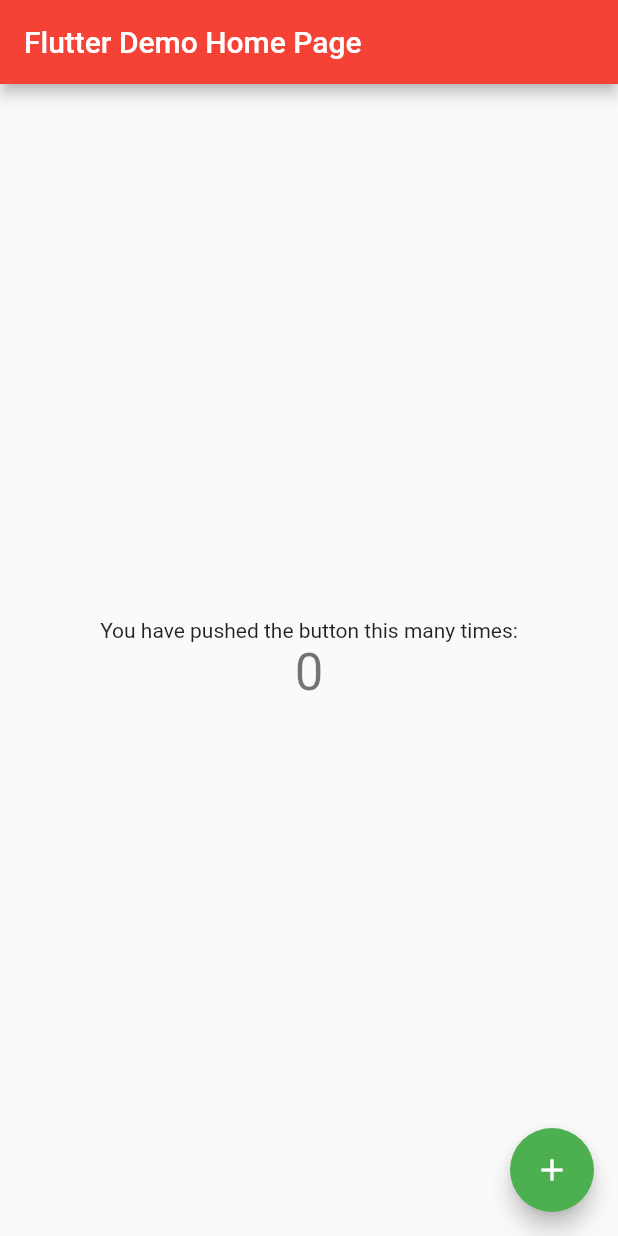
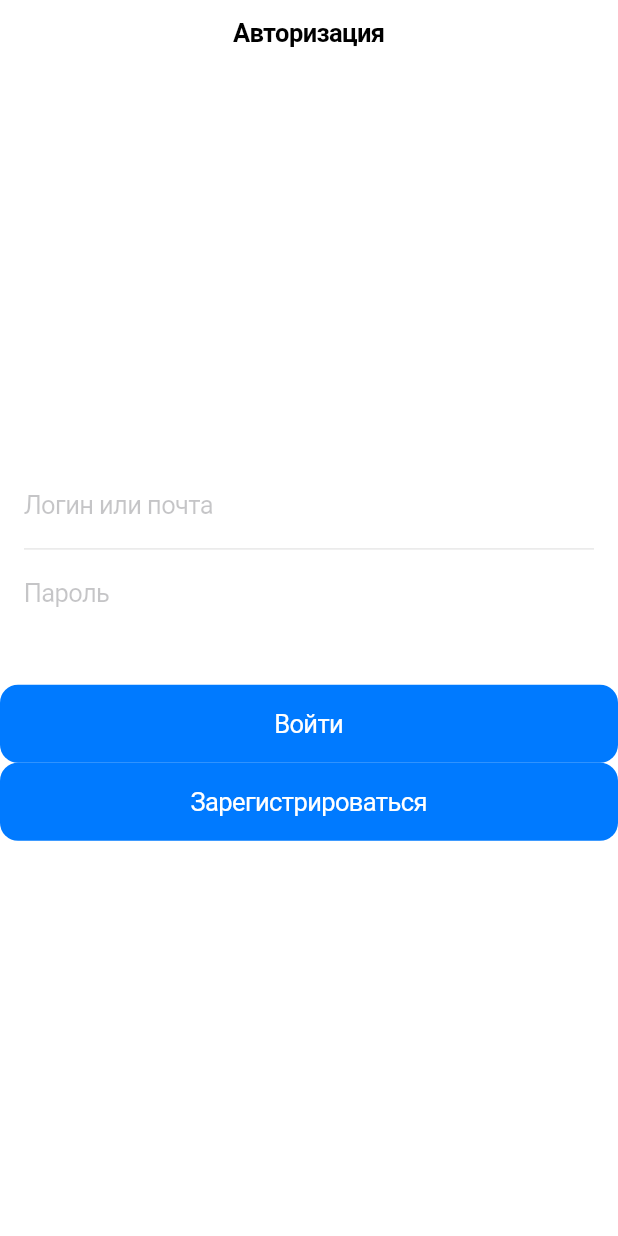
Before and after one commit to 84984898/First_project, a Flutter app: the screen it shows after launch, on a phone screen of 412 x 824 dp. Run offline on Flutter 3.47's test engine with Material 2 defaults, Android fonts, the phone set to English and light mode, and no system bars.

Commit message:
Сделал скрин авторизации

```diff
--- a/lib/main.dart
+++ b/lib/main.dart
@@ -1,4 +1,5 @@
-import 'package:flutter/material.dart';
+import 'package:flutter/cupertino.dart';
+import 'package:flutter_application_1/src/screens/auth/auth_screen.dart';
 
 void main() {
   runApp(MyApp());
@@ -7,60 +8,8 @@
 class MyApp extends StatelessWidget {
   @override
   Widget build(BuildContext context) {
-    return MaterialApp(
-      title: 'Flutter Demo',
-      theme: ThemeData(
-        primarySwatch: Colors.red,
-      ),
-      home: MyHomePage(title: 'Flutter Demo Home Page'),
+    return CupertinoApp(
+      home: AuthScreen(),
     );
   }
 }
-
-class MyHomePage extends StatefulWidget {
-  MyHomePage({Key? key, required this.title}) : super(key: key);
-
-  final String title;
-
-  @override
-  _MyHomePageState createState() => _MyHomePageState();
-}
-
-class _MyHomePageState extends State<MyHomePage> {
-  int _counter = 0;
-
-  void _incrementCounter() {
-    setState(() {
-    });
-    _counter++;
-  }
-
-  @override
-  Widget build(BuildContext context) {
-    return Scaffold(
-      appBar: AppBar(
-        title: Text(widget.title),
-      ),
-      body: Center(
-        child: Column(
-          mainAxisAlignment: MainAxisAlignment.center,
-          children: <Widget>[
-            Text(
-              'You have pushed the button this many times:',
-            ),
-            Text(
-              '$_counter',
-              style: Theme.of(context).textTheme.headline4,
-            ),
-          ],
-        ),
-      ),
-      floatingActionButton: FloatingActionButton(
-        backgroundColor: Colors.green,
-        onPressed: _incrementCounter,
-        tooltip: 'Increment',
-        child: Icon(Icons.add),
-      ),
-    );
-  }
-}
--- /dev/null
+++ b/lib/src/screens/auth/auth_screen.dart
@@ -0,0 +1,57 @@
+import 'package:flutter/cupertino.dart';
+
+class AuthScreen extends StatelessWidget {
+  const AuthScreen({Key? key}) : super(key: key);
+
+  get child => null;
+
+  get onPressed => null;
+
+  @override
+  Widget build(BuildContext context) {
+    return CupertinoPageScaffold(
+      navigationBar: CupertinoNavigationBar(
+        middle: Text('Авторизация'),
+      ),
+      child: SafeArea(
+        child: Column(
+          mainAxisAlignment: MainAxisAlignment.center,
+          crossAxisAlignment: CrossAxisAlignment.stretch,
+          children: [
+            CupertinoTextField(
+              placeholder: 'Логин или почта',
+              decoration: BoxDecoration(
+                color: CupertinoColors.white,
+              ),
+              padding: const EdgeInsets.symmetric(vertical: 19, horizontal: 16),
+            ),
+
+            // Добавляем разделительную линию между полями
+            Container(
+              height: 1,
+              color: Color(0xFFE4E4E4),
+              margin: const EdgeInsets.symmetric(horizontal: 16),
+            ),
+
+            CupertinoTextField(
+              placeholder: 'Пароль',
+              decoration: BoxDecoration(
+                color: CupertinoColors.white,
+              ),
+              padding: const EdgeInsets.symmetric(vertical: 19, horizontal: 16),
+            ),
+            SizedBox(height: 32),
+            CupertinoButton.filled(
+              onPressed: () {},
+              child: Text('Войти'),
+            ),
+            CupertinoButton.filled(
+              child: Text('Зарегистрироваться'),
+              onPressed: () {},
+            ),
+          ],
+        ),
+      ),
+    );
+  }
+}
```
